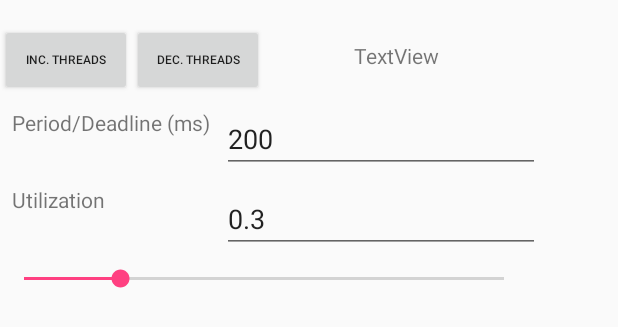
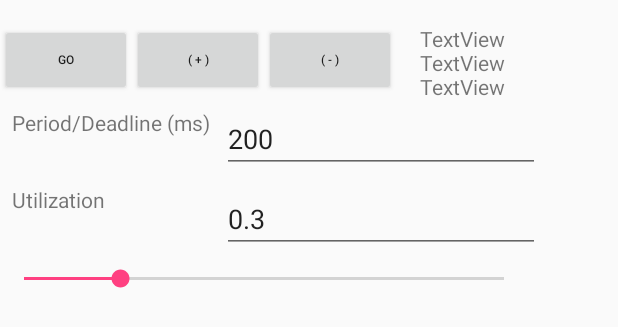
Before and after one commit to balsini/RTApp, an Android app: the layout activity_main.xml on its own in the app's theme, with its tools: preview values and no code run, on a phone screen of 412 x 824 dp. Shown: the top 327 px of the screen. Run offline under Robolectric (Android 15) with nearby library versions, the phone set to English and light mode, and no system bars.

Commit message:
Now all the threads can be managed through Intents

```diff
--- a/app/src/main/java/it/sssup/retis/alessiobalsini/rtapp/GlobalTaskParameters.java
+++ b/app/src/main/java/it/sssup/retis/alessiobalsini/rtapp/GlobalTaskParameters.java
@@ -1,4 +1,6 @@
 package it.sssup.retis.alessiobalsini.rtapp;
+
+import java.io.File;
 
 /**
  * Created by alessio on 23/06/17.
@@ -8,4 +10,5 @@ public class GlobalTaskParameters {
     public static double T; // Period (ms)
     public static double d; // Relative Deadline (ms)
     public static double C; // Computation time (ms)
+    public static File filesDir; // Directory where the statistics files are store
 }
--- a/app/src/main/java/it/sssup/retis/alessiobalsini/rtapp/TimerTaskWorker.java
+++ b/app/src/main/java/it/sssup/retis/alessiobalsini/rtapp/TimerTaskWorker.java
@@ -58,6 +58,7 @@ public class TimerTaskWorker extends TimerTask {
         RT_max = 1024;
         RT = new double[RT_max];
         my_file = null;
+        updateFilesDir();
     }
 
     public TimerTaskWorker(int id,
@@ -146,9 +147,9 @@ public class TimerTaskWorker extends TimerTask {
         }
     }
 
-    public void setFilesDir(File filesDir)
+    public void updateFilesDir()
     {
-        files_dir = filesDir;
+        files_dir = GlobalTaskParameters.filesDir;
         Log.d(TAG, "Files directory: " + files_dir.toString());
 
         try {
--- a/app/src/main/res/layout/activity_main.xml
+++ b/app/src/main/res/layout/activity_main.xml
@@ -89,6 +89,16 @@
             tools:layout_editor_absoluteX="8dp">
 
             <Button
+                android:id="@+id/button_go"
+                android:layout_width="wrap_content"
+                android:layout_height="wrap_content"
+                android:onClick="go_callback"
+                android:text="@string/generate_threads"
+                android:textSize="8sp"
+                app:layout_constraintLeft_toLeftOf="parent"
+                app:layout_constraintTop_toTopOf="parent" />
+
+            <Button
                 android:id="@+id/button_inc_threads"
                 android:layout_width="wrap_content"
                 android:layout_height="wrap_content"
@@ -108,13 +118,35 @@
                 app:layout_constraintRight_toRightOf="parent"
                 app:layout_constraintTop_toTopOf="@+id/button_inc_threads" />
 
-            <TextView
-                android:id="@+id/threads_over_cores"
-                android:layout_width="wrap_content"
-                android:layout_height="wrap_content"
-                android:layout_weight="1"
-                android:text="TextView"
-                android:textAlignment="center" />
+            <LinearLayout
+                android:layout_width="match_parent"
+                android:layout_height="match_parent"
+                android:orientation="vertical">
+
+                <TextView
+                    android:id="@+id/desired_threads_number"
+                    android:layout_width="match_parent"
+                    android:layout_height="wrap_content"
+                    android:layout_weight="1"
+                    android:text="TextView"
+                    android:textAlignment="center" />
+
+                <TextView
+                    android:id="@+id/threads_number"
+                    android:layout_width="match_parent"
+                    android:layout_height="wrap_content"
+                    android:layout_weight="1"
+                    android:text="TextView"
+                    android:textAlignment="center" />
+
+                <TextView
+                    android:id="@+id/cores_number"
+                    android:layout_width="match_parent"
+                    android:layout_height="wrap_content"
+                    android:layout_weight="1"
+                    android:text="TextView"
+                    android:textAlignment="center" />
+            </LinearLayout>
 
         </LinearLayout>
 
--- a/app/src/main/res/values/strings.xml
+++ b/app/src/main/res/values/strings.xml
@@ -1,6 +1,7 @@
 <resources>
     <string name="app_name">RTApp</string>
-    <string name="decrease_threads">Dec. Threads</string>
-    <string name="increase_threads">Inc. Threads</string>
+    <string name="decrease_threads">( - )</string>
+    <string name="increase_threads">( + )</string>
     <string name="calibrate">Calibrate</string>
+    <string name="generate_threads">Go</string>
 </resources>
```
Also changed, not shown: app/src/main/java/it/sssup/retis/alessiobalsini/rtapp/MainActivity.java (+32 -61 lines), app/src/main/java/it/sssup/retis/alessiobalsini/rtapp/MyReceiver.java (+68 -3 lines).
